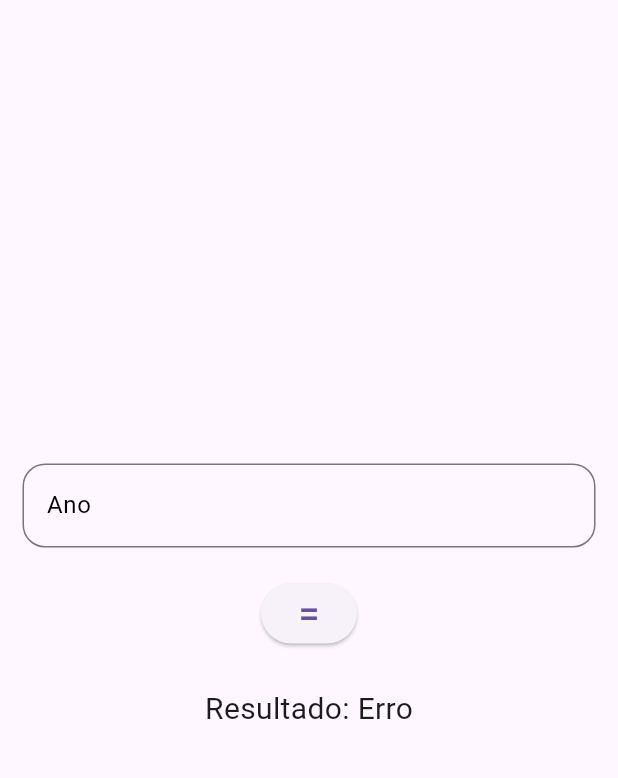
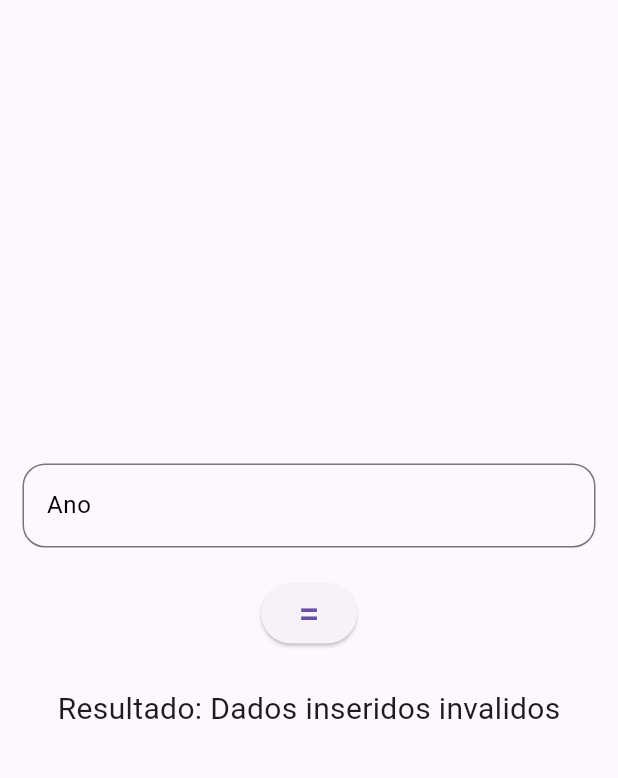
Before and after one commit to HiroGarcia/sprint_9_lifeados, a Flutter app: the AnoBissexto screen opened by its route, after a tap on an icon or button, on a phone screen of 412 x 824 dp, the part 63-841 px from its top. Run offline on Flutter 3.47's test engine with Material 3 defaults, Android fonts, the phone set to English and light mode, and no system bars.

Commit message:
Padronizando erros de entrada

```diff
--- a/lib/pages/ano_bissexto_page.dart
+++ b/lib/pages/ano_bissexto_page.dart
@@ -10,13 +10,13 @@ class AnoBissexto extends StatefulWidget {
 }
 
 class _AnoBissextoState extends State<AnoBissexto> {
-  String resultado = 'Teste';
+  String resultado = '';
   var _controler1 = '';
 
   calculator() {
     // ignore: unnecessary_null_comparison
     if (double.tryParse(_controler1) == null) {
-      resultado = 'Erro';
+      resultado = 'Dados inseridos invalidos';
     } else {
       if (double.tryParse(_controler1)! < 1882) {
         if (double.tryParse(_controler1)! % 4 == 0) {
--- a/lib/pages/fatorial_page.dart
+++ b/lib/pages/fatorial_page.dart
@@ -10,7 +10,7 @@ class Fatorial extends StatefulWidget {
 }
 
 class _FatorialState extends State<Fatorial> {
-  String resultado = 'Teste';
+  String resultado = '';
   var _controler1 = '';
 
   calculator() {
--- a/lib/pages/matematica_simples_page.dart
+++ b/lib/pages/matematica_simples_page.dart
@@ -10,7 +10,7 @@ class OperacaoesPage extends StatefulWidget {
 }
 
 class _OperacaoesPageState extends State<OperacaoesPage> {
-  String resultado = 'Teste';
+  String resultado = '';
   var _controler1 = '';
   var _controler2 = '';
   double? aux;
@@ -19,7 +19,7 @@ class _OperacaoesPageState extends State<OperacaoesPage> {
     // ignore: unnecessary_null_comparison
     if (double.tryParse(_controler1) == null ||
         double.tryParse(_controler2) == null) {
-      resultado = 'Erro';
+      resultado = 'Dados inseridos invalidos';
     } else {
       aux = double.tryParse(_controler1)! + double.tryParse(_controler2)!;
       resultado = aux.toString();
--- a/lib/pages/media_page.dart
+++ b/lib/pages/media_page.dart
@@ -10,7 +10,7 @@ class Media extends StatefulWidget {
 }
 
 class _MediaState extends State<Media> {
-  String resultado = 'Teste';
+  String resultado = '';
   var _controler1 = '';
   var _controler2 = '';
   var _controler3 = '';
@@ -21,7 +21,7 @@ class _MediaState extends State<Media> {
     if (double.tryParse(_controler1) == null ||
         double.tryParse(_controler2) == null ||
         double.tryParse(_controler3) == null) {
-      resultado = 'Erro';
+      resultado = 'Dados inseridos invalidos';
     } else {
       aux = (double.tryParse(_controler1)! +
               double.tryParse(_controler2)! +
--- a/lib/pages/verifica_idade_page.dart
+++ b/lib/pages/verifica_idade_page.dart
@@ -10,13 +10,13 @@ class VerificaIdade extends StatefulWidget {
 }
 
 class _VerificaIdadeState extends State<VerificaIdade> {
-  String resultado = 'Teste';
+  String resultado = '';
   var _controler1 = '';
 
   calculator() {
     // ignore: unnecessary_null_comparison
     if (double.tryParse(_controler1) == null) {
-      resultado = 'Erro';
+      resultado = 'Dados inseridos invalidos';
     } else {
       if (double.tryParse(_controler1)! < 0) {
         resultado =
```
